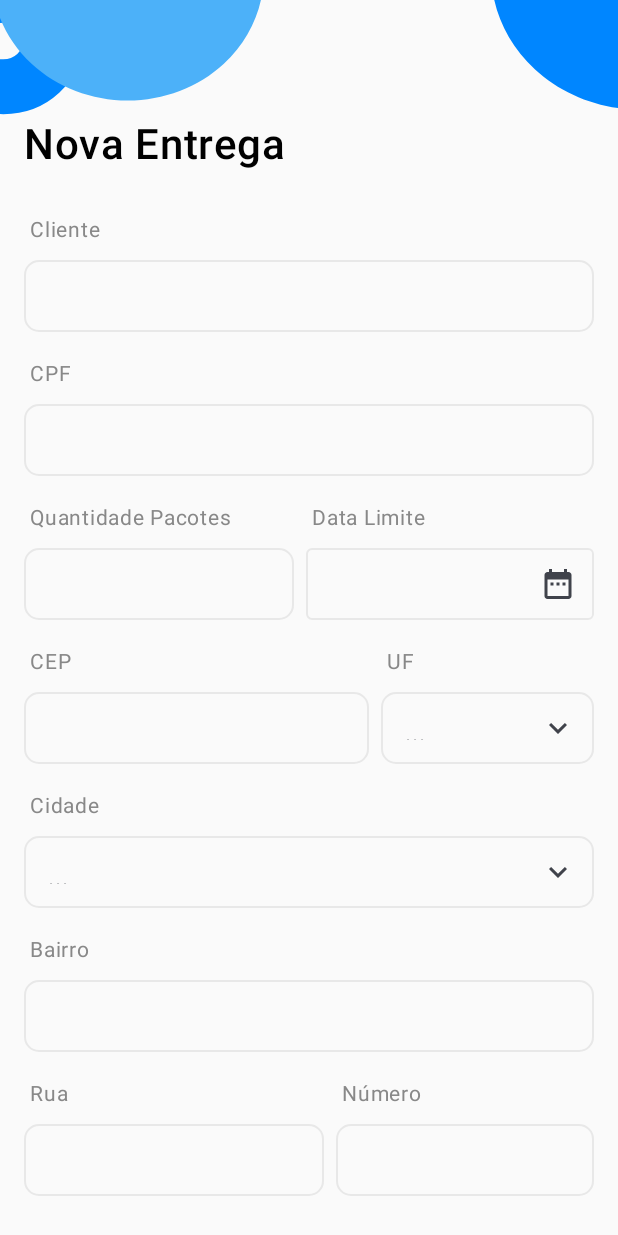
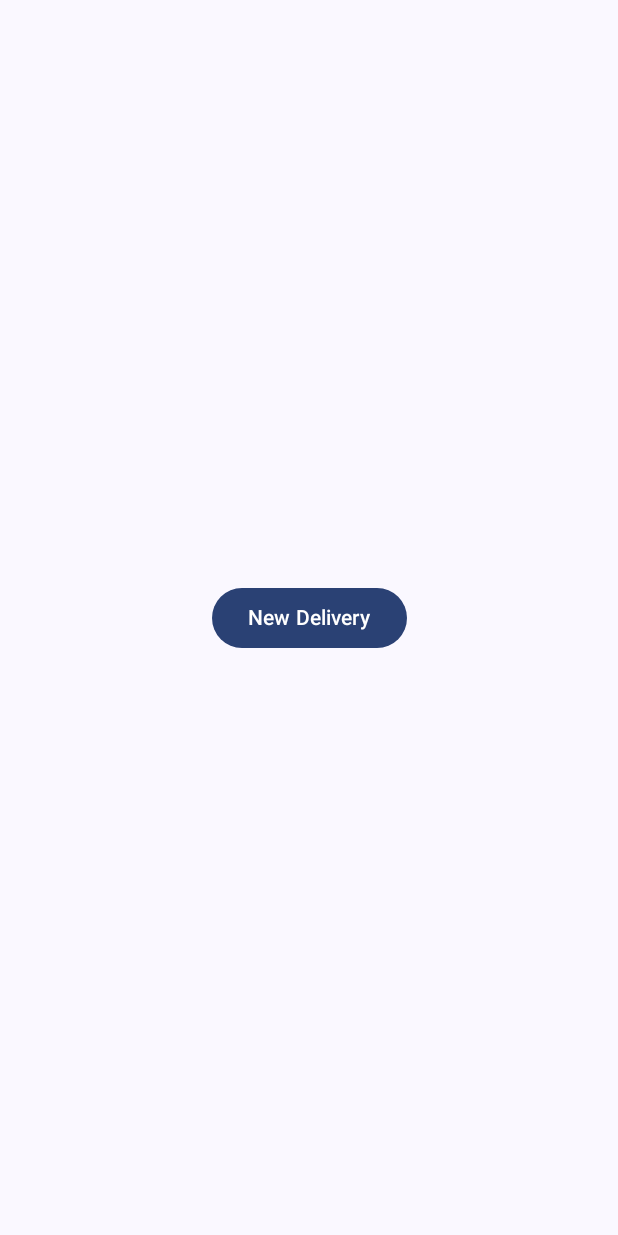
Before and after one commit to WanderleiSantos/DesafioDesenvolvedorMobile_AppEntregas, an Android app built with Jetpack Compose: the screen it shows after launch (MainActivity), on a phone screen of 412 x 824 dp. Run offline under Robolectric (Android 15) with nearby library versions, the phone set to English and light mode, and no system bars; our stand-ins replace Dagger/Hilt's generated code.

Commit message:
feat: Configura NavHost na MainActivity
Cria a tela Home da aplicação, sem layout,  para configurar o fluxo de navegação
Adiciona a configuração do NavHost na MainActivity, definindo o fluxo de navegação entre as telas da aplicação

```diff
--- a/app/src/main/java/com/luizalabs/labsentregas/MainActivity.kt
+++ b/app/src/main/java/com/luizalabs/labsentregas/MainActivity.kt
@@ -4,6 +4,16 @@ import android.os.Bundle
 import androidx.activity.ComponentActivity
 import androidx.activity.compose.setContent
 import androidx.activity.enableEdgeToEdge
+import androidx.compose.foundation.layout.fillMaxSize
+import androidx.compose.foundation.layout.padding
+import androidx.compose.material3.Scaffold
+import androidx.compose.ui.Modifier
+import androidx.navigation.compose.NavHost
+import androidx.navigation.compose.composable
+import androidx.navigation.compose.rememberNavController
+import com.luizalabs.labsentregas.ui.home.HomeScreen
+import com.luizalabs.labsentregas.ui.navigation.Home
+import com.luizalabs.labsentregas.ui.navigation.NewDelivery
 import com.luizalabs.labsentregas.ui.newdelivery.NewDeliveryScreen
 import com.luizalabs.labsentregas.ui.theme.LabsEntregasTheme
 import dagger.hilt.android.AndroidEntryPoint
@@ -15,8 +25,24 @@ class MainActivity : ComponentActivity() {
         enableEdgeToEdge()
         setContent {
             LabsEntregasTheme {
-                NewDeliveryScreen()
+                Scaffold(modifier = Modifier.fillMaxSize()) { innerPadding ->
+                    val navController = rememberNavController()
+                    NavHost(
+                        navController = navController,
+                        startDestination = Home,
+                        modifier = Modifier.padding(innerPadding)
+                    ) {
+                        composable<NewDelivery> {
+                            NewDeliveryScreen(navController)
+                        }
+                        composable<Home> {
+                            HomeScreen(navController)
+                        }
+                    }
+                }
             }
+
         }
+
     }
 }
--- /dev/null
+++ b/app/src/main/java/com/luizalabs/labsentregas/ui/home/HomeScreen.kt
@@ -0,0 +1,29 @@
+package com.luizalabs.labsentregas.ui.home
+
+import androidx.compose.foundation.layout.Arrangement
+import androidx.compose.foundation.layout.Column
+import androidx.compose.foundation.layout.fillMaxSize
+import androidx.compose.material3.Button
+import androidx.compose.material3.Text
+import androidx.compose.runtime.Composable
+import androidx.compose.ui.Alignment
+import androidx.compose.ui.Modifier
+import androidx.navigation.NavController
+import com.luizalabs.labsentregas.ui.navigation.NewDelivery
+
+@Composable
+fun HomeScreen(navController: NavController, modifier: Modifier = Modifier) {
+
+    Column(modifier = Modifier.fillMaxSize(),
+        verticalArrangement = Arrangement.Center,
+        horizontalAlignment = Alignment.CenterHorizontally
+    ) {
+        Button(
+            onClick = {
+                navController.navigate(NewDelivery)
+            }
+        ) {
+            Text("New Delivery")
+        }
+    }
+}
--- a/app/src/main/java/com/luizalabs/labsentregas/ui/newdelivery/NewDeliveryScreen.kt
+++ b/app/src/main/java/com/luizalabs/labsentregas/ui/newdelivery/NewDeliveryScreen.kt
@@ -40,6 +40,7 @@ import androidx.compose.ui.text.font.FontWeight
 import androidx.compose.ui.unit.dp
 import androidx.compose.ui.unit.sp
 import androidx.hilt.navigation.compose.hiltViewModel
+import androidx.navigation.NavController
 import com.luizalabs.labsentregas.R
 import com.luizalabs.labsentregas.ui.components.DatePickerTextField
 import com.luizalabs.labsentregas.ui.components.DeliveryDropdownField
@@ -49,6 +50,7 @@ import com.luizalabs.labsentregas.util.BrazilStates
 
 @Composable
 fun NewDeliveryScreen(
+    navController: NavController,
     viewModel: NewDeliveryViewModel = hiltViewModel()
 ) {
     var selectedOption by remember { mutableStateOf("") }
```
